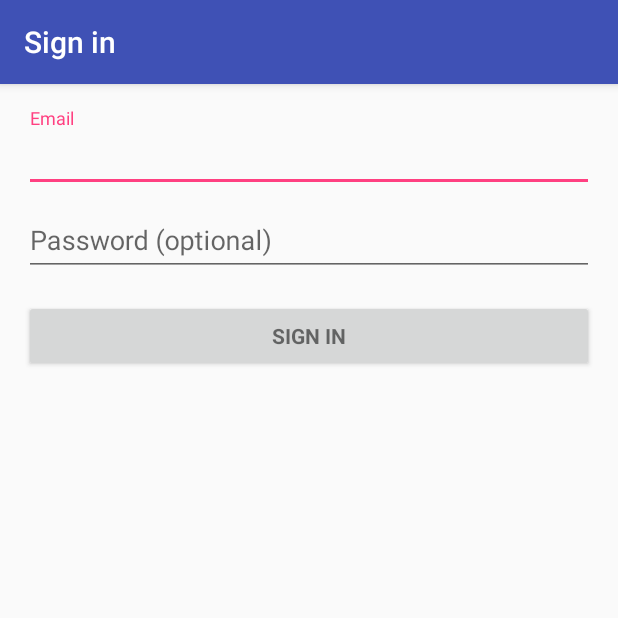
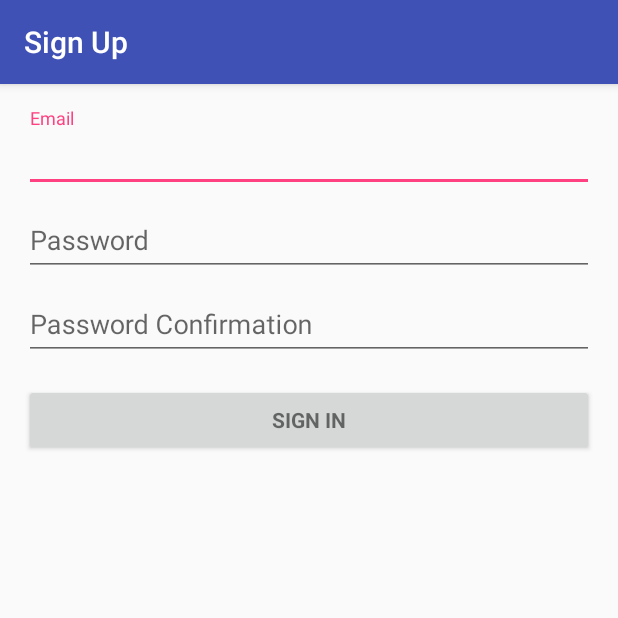
Before and after one commit to jpedrotm/FEUP-SDIS, an Android app: the screen it shows after launch (LoginActivity before the commit, SignUpActivity after it), on a phone screen of 412 x 824 dp, the top half of it. Run offline under Robolectric (Android 15) with nearby library versions, the phone set to English and light mode, and no system bars; 2 statements that could not run were skipped.

Commit message:
login and sign up completed need only functions request

```diff
--- a/PROJ2/WeTranslate/app/src/main/java/sdis/wetranslate/LoginActivity.java
+++ b/PROJ2/WeTranslate/app/src/main/java/sdis/wetranslate/LoginActivity.java
@@ -32,7 +32,6 @@ import android.widget.TextView;
 
 import java.util.ArrayList;
 import java.util.List;
-import java.util.concurrent.ThreadFactory;
 
 import static android.Manifest.permission.READ_CONTACTS;
 import static sdis.wetranslate.logic.ServerRequest.verifyUserIsValid;
@@ -46,18 +45,6 @@ public class LoginActivity extends AppCompatActivity implements LoaderCallbacks<
      * Id to identity READ_CONTACTS permission request.
      */
     private static final int REQUEST_READ_CONTACTS = 0;
-
-    /**
-     * A dummy authentication store containing known user names and passwords.
-     * TODO: remove after connecting to a real authentication system.
-     */
-    private static final String[] DUMMY_CREDENTIALS = new String[]{
-            "foo@example.com:hello", "bar@example.com:world"
-    };
-    /**
-     * Keep track of the login task to ensure we can cancel it if requested.
-     */
-    //private UserLoginTask mAuthTask = null;
 
     // UI references.
     private AutoCompleteTextView mEmailView;
@@ -283,60 +270,4 @@ public class LoginActivity extends AppCompatActivity implements LoaderCallbacks<
         int ADDRESS = 0;
         int IS_PRIMARY = 1;
     }
-
-    /**
-     * Class que representa o login de form asincrona.
-     */
-    /*public class UserLoginTask extends AsyncTask<Void, Void, Boolean> {
-
-        private final String mEmail;
-        private final String mPassword;
-
-        UserLoginTask(String email, String password) {
-            mEmail = email;
-            mPassword = password;
-        }
-
-        @Override
-        protected Boolean doInBackground(Void... params) {
-            //TODO: attempt authentication against a network service.
-
-            try {
-                // Simulate network access.
-                Thread.sleep(2000);
-            } catch (InterruptedException e) {
-                return false;
-            }
-
-            for (String credential : DUMMY_CREDENTIALS) {
-                String[] pieces = credential.split(":");
-                if (pieces[0].equals(mEmail)) {
-                    // Account exists, return true if the password matches.
-                    return pieces[1].equals(mPassword);
-                }
-            }
-
-            //TODO: register the new account here.
-            return true;
-        }
-
-        @Override
-        protected void onPostExecute(final Boolean success) {
-            mAuthTask = null;
-            showProgress(false);
-
-            if (success) {
-                finish();
-            } else {
-                mPasswordView.setError(getString(R.string.error_incorrect_password));
-                mPasswordView.requestFocus();
-            }
-        }
-
-        @Override
-        protected void onCancelled() {
-            mAuthTask = null;
-            showProgress(false);
-        }
-    }*/
 }
--- a/PROJ2/WeTranslate/app/src/main/java/sdis/wetranslate/logic/ServerRequest.java
+++ b/PROJ2/WeTranslate/app/src/main/java/sdis/wetranslate/logic/ServerRequest.java
@@ -32,4 +32,8 @@ public class ServerRequest {
     public static boolean verifyUserIsValid(String username,String password){
         return true;
     }
+
+    public static boolean verifyUsernameAlreadyExists(String username){
+        return false;
+    }
 }
--- a/PROJ2/WeTranslate/app/src/main/java/sdis/wetranslate/utils/GoodGuy.java
+++ b/PROJ2/WeTranslate/app/src/main/java/sdis/wetranslate/utils/GoodGuy.java
@@ -1,8 +1,14 @@
 package sdis.wetranslate.utils;
 
+import android.app.Activity;
+import android.content.Context;
+import android.content.Intent;
+import android.content.IntentFilter;
 import android.graphics.Color;
 import android.graphics.drawable.Drawable;
 import android.support.v4.graphics.drawable.DrawableCompat;
+
+import sdis.wetranslate.MenuActivity;
 
 public class GoodGuy {
 
--- a/PROJ2/WeTranslate/app/src/main/res/layout/activity_sign_up.xml
+++ b/PROJ2/WeTranslate/app/src/main/res/layout/activity_sign_up.xml
@@ -63,6 +63,24 @@
 
             </android.support.design.widget.TextInputLayout>
 
+            <android.support.design.widget.TextInputLayout
+                android:layout_width="match_parent"
+                android:layout_height="wrap_content">
+
+                <EditText
+                    android:id="@+id/password_confirmation"
+                    android:layout_width="match_parent"
+                    android:layout_height="wrap_content"
+                    android:hint="@string/prompt_password_confirmation"
+                    android:imeActionId="@+id/login"
+                    android:imeActionLabel="@string/action_sign_in_short"
+                    android:imeOptions="actionUnspecified"
+                    android:inputType="textPassword"
+                    android:maxLines="1"
+                    android:singleLine="true" />
+
+            </android.support.design.widget.TextInputLayout>
+
             <Button
                 android:id="@+id/email_sign_in_button"
                 style="?android:textAppearanceSmall"
--- a/PROJ2/WeTranslate/app/src/main/res/values/strings.xml
+++ b/PROJ2/WeTranslate/app/src/main/res/values/strings.xml
@@ -12,13 +12,15 @@
 
     <!-- Strings related to login -->
     <string name="prompt_email">Email</string>
-    <string name="prompt_password">Password (optional)</string>
+    <string name="prompt_password">Password</string>
+    <string name="prompt_password_confirmation">Password Confirmation</string>
     <string name="action_sign_in">Sign in</string>
     <string name="action_sign_in_short">Sign in</string>
     <string name="error_invalid_email">This email address is invalid</string>
     <string name="error_invalid_password">This password is too short. Minimum size is 6.</string>
     <string name="error_incorrect_password">This password is incorrect</string>
     <string name="error_field_required">This field is required</string>
+    <string name="error_different_passwords">Passwords must be the same.</string>
     <string name="permission_rationale">"Contacts permissions are needed for providing email
         completions."
     </string>
```
Also changed, not shown: PROJ2/WeTranslate/app/src/main/AndroidManifest.xml (+4 -4 lines), PROJ2/WeTranslate/app/src/main/java/sdis/wetranslate/SignUpActivity.java (+50 -105 lines).
